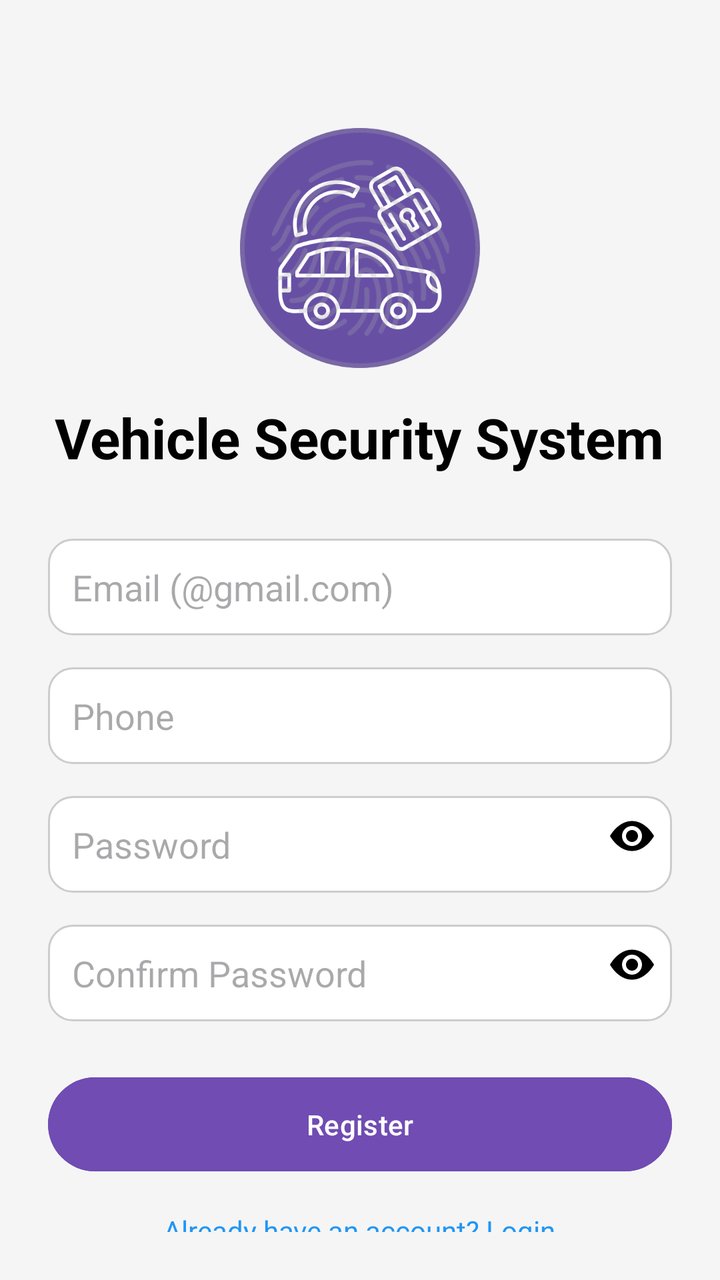
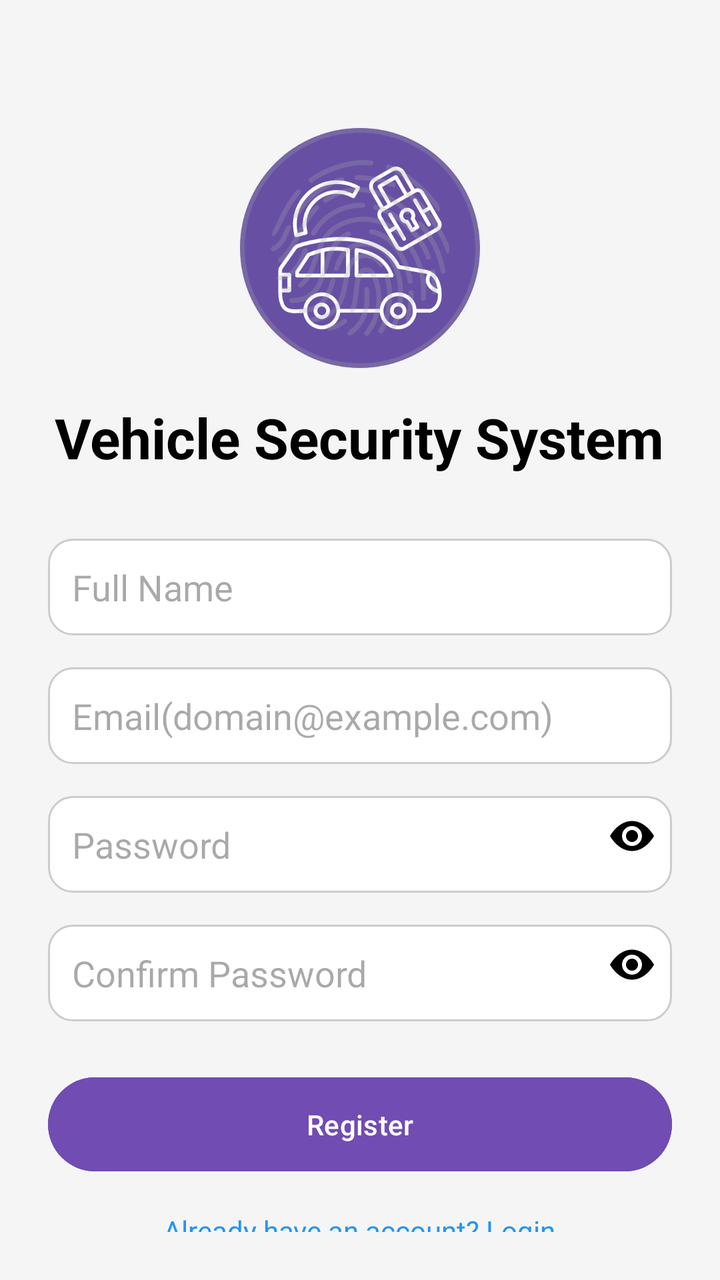

Compare the two renders of this Android layout. The source of the first and the diff that turns it into the second are given below.
<!-- AndroidManifest.xml: application theme Theme.VehicleSecuritySystem -->
<!-- res/layout/activity_register.xml -->
<?xml version="1.0" encoding="utf-8"?>
<ScrollView xmlns:android="http://schemas.android.com/apk/res/android"
    android:layout_width="match_parent"
    android:layout_height="match_parent"
    android:padding="24dp"
    android:background="#F5F5F5">

    <LinearLayout
        android:orientation="vertical"
        android:layout_width="match_parent"
        android:layout_height="wrap_content"
        android:gravity="center_horizontal">

        <ImageView
            android:id="@+id/logoImage"
            android:layout_width="120dp"
            android:layout_height="120dp"
            android:layout_gravity="center"
            android:layout_marginTop="40dp"
            android:contentDescription="@string/app_logo_description"
            android:src="@drawable/logo" />

        <TextView
            android:text="@string/app_name"
            android:layout_width="wrap_content"
            android:layout_height="wrap_content"
            android:textSize="28sp"
            android:textStyle="bold"
            android:textColor="#000000"
            android:layout_marginTop="16dp"
            android:layout_marginBottom="32dp"
            android:gravity="center"/>

        <EditText
            android:id="@+id/emailEditText"
            android:layout_width="match_parent"
            android:layout_height="wrap_content"
            android:hint="@string/hint_email"
            android:inputType="textEmailAddress"
            android:padding="12dp"
            android:background="@drawable/rounded_edittext"
            android:autofillHints="emailAddress"
            android:layout_marginBottom="16dp"/>

        <EditText
            android:id="@+id/phoneEditText"
            android:layout_width="match_parent"
            android:layout_height="wrap_content"
            android:hint="@string/hint_phone"
            android:inputType="phone"
            android:padding="12dp"
            android:background="@drawable/rounded_edittext"
            android:layout_marginBottom="16dp"/>

        <LinearLayout
            android:orientation="horizontal"
            android:layout_width="match_parent"
            android:layout_height="wrap_content"
            android:background="@drawable/rounded_edittext"
            android:padding="0dp"
            android:layout_marginBottom="16dp">

            <EditText
                android:id="@+id/passwordEditText"
                android:layout_width="0dp"
                android:layout_weight="1"
                android:layout_height="wrap_content"
                android:hint="@string/hint_password"
                android:inputType="textPassword"
                android:padding="12dp"
                android:background="@android:color/transparent"
                android:autofillHints="password"/>

            <ImageView
                android:id="@+id/togglePassword"
                android:layout_width="40dp"
                android:layout_height="40dp"
                android:src="@drawable/ic_eye"
                android:contentDescription="@string/toggle_password"
                android:padding="8dp"/>
        </LinearLayout>

        <LinearLayout
            android:orientation="horizontal"
            android:layout_width="match_parent"
            android:layout_height="wrap_content"
            android:background="@drawable/rounded_edittext"
            android:padding="0dp"
            android:layout_marginBottom="24dp">

            <EditText
                android:id="@+id/confirmPasswordEditText"
                android:layout_width="0dp"
                android:layout_weight="1"
                android:layout_height="wrap_content"
                android:hint="@string/hint_confirm_password"
                android:inputType="textPassword"
                android:padding="12dp"
                android:background="@android:color/transparent"
                android:autofillHints="password"/>

            <ImageView
                android:id="@+id/toggleConfirmPassword"
                android:layout_width="40dp"
                android:layout_height="40dp"
                android:src="@drawable/ic_eye"
                android:contentDescription="@string/toggle_password_description"
                android:padding="8dp"/>
        </LinearLayout>

        <Button
            android:id="@+id/registerButton"
            android:layout_width="match_parent"
            android:layout_height="wrap_content"
            android:text="@string/btn_register"
            android:backgroundTint="#704CB3"
            android:textColor="#FFFFFF"
            android:padding="14dp"
            android:layout_marginBottom="16dp"
            />

        <TextView
            android:id="@+id/loginTextView"
            android:text="@string/already_have_account"
            android:textColor="#2196F3"
            android:layout_width="wrap_content"
            android:layout_height="wrap_content"
            android:gravity="center"/>
    </LinearLayout>
</ScrollView>
<!-- resources referenced by this layout -->
<resources>
  <!-- drawable ic_eye (drawable) -->
  <?xml version="1.0" encoding="utf-8"?>
  <vector xmlns:android="http://schemas.android.com/apk/res/android"
      android:width="24dp"
      android:height="24dp"
      android:viewportWidth="24"
      android:viewportHeight="24">
  
      
      <path
          android:fillColor="#000000"
          android:pathData="M12,4.5c-7,0 -11,7.5 -11,7.5s4,7.5 11,7.5 11,-7.5 11,-7.5 -4,-7.5 -11,-7.5zM12,17c-2.76,0 -5,-2.24 -5,-5s2.24,-5 5,-5 5,2.24 5,5 -2.24,5 -5,5zM12,9c-1.66,0 -3,1.34 -3,3s1.34,3 3,3 3,-1.34 3,-3 -1.34,-3 -3,-3z"/>
  </vector>
  <!-- drawable logo: png bitmap (drawable, 86422 bytes) -->
  <!-- drawable rounded_edittext (drawable) -->
  <shape xmlns:android="http://schemas.android.com/apk/res/android"
      android:shape="rectangle">
      <solid android:color="#FFFFFF"/>
      <corners android:radius="12dp"/>
      <stroke android:width="1dp" android:color="#CCCCCC"/>
  </shape>
  <string name="already_have_account">Already have an account? Login</string>
  <string name="app_logo_description">App Logo</string>
  <string name="app_name">Vehicle Security System</string>
  <string name="btn_register">Register</string>
  <string name="hint_confirm_password">Confirm Password</string>
  <string name="hint_email">Email (@gmail.com)</string>
  <string name="hint_password">Password</string>
  <string name="hint_phone">Phone</string>
  <string name="toggle_password">Toggle Password Visibility</string>
  <string name="toggle_password_description">Toggle Password Visibility</string>
  <style name="Theme.VehicleSecuritySystem" parent="Base.Theme.VehicleSecuritySystem" />
  <style name="Base.Theme.VehicleSecuritySystem" parent="Theme.Material3.DayNight.NoActionBar">
          
          
      </style>
</resources>

<!-- the commit's change to res/layout/activity_register.xml (unified diff, before → after) -->
@@ -32,25 +32,28 @@
             android:gravity="center"/>
 
         <EditText
+            android:id="@+id/nameEditText"
+            android:layout_width="match_parent"
+            android:layout_height="wrap_content"
+            android:hint="Full Name"
+            android:inputType="textPersonName"
+            android:padding="12dp"
+            android:background="@drawable/rounded_edittext"
+            android:autofillHints="name"
+            android:layout_marginBottom="16dp"/>
+
+        <EditText
             android:id="@+id/emailEditText"
             android:layout_width="match_parent"
             android:layout_height="wrap_content"
-            android:hint="@string/hint_email"
+            android:hint="Email(domain@example.com)"
             android:inputType="textEmailAddress"
             android:padding="12dp"
             android:background="@drawable/rounded_edittext"
             android:autofillHints="emailAddress"
             android:layout_marginBottom="16dp"/>
 
-        <EditText
-            android:id="@+id/phoneEditText"
-            android:layout_width="match_parent"
-            android:layout_height="wrap_content"
-            android:hint="@string/hint_phone"
-            android:inputType="phone"
-            android:padding="12dp"
-            android:background="@drawable/rounded_edittext"
-            android:layout_marginBottom="16dp"/>
+
 
         <LinearLayout
             android:orientation="horizontal"
<!-- resource entries referenced after the edit -->
@@ -26,9 +26,7 @@
   <string name="app_name">Vehicle Security System</string>
   <string name="btn_register">Register</string>
   <string name="hint_confirm_password">Confirm Password</string>
-  <string name="hint_email">Email (@gmail.com)</string>
   <string name="hint_password">Password</string>
-  <string name="hint_phone">Phone</string>
   <string name="toggle_password">Toggle Password Visibility</string>
   <string name="toggle_password_description">Toggle Password Visibility</string>
   <style name="Theme.VehicleSecuritySystem" parent="Base.Theme.VehicleSecuritySystem" />
